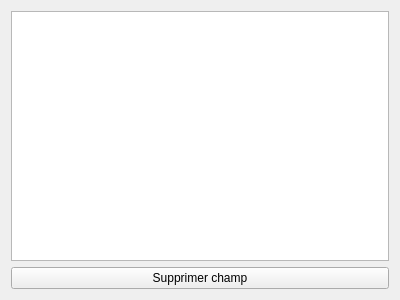
The window that vue/editercontact.ui (rom1504/rcontact) describes before a commit, drawn with Qt 5.
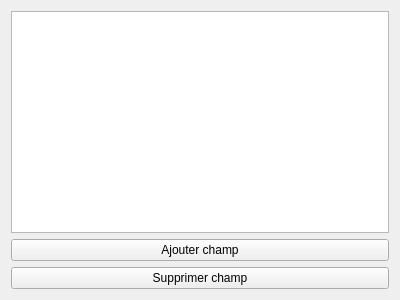
The same window after the commit.

Commit message: AjouterChamp ajouté mais il faut encore ajouter/changer des types de chan (par exemple les divers type d'enum et de structure)

```diff
--- a/vue/editercontact.ui
+++ b/vue/editercontact.ui
@@ -36,6 +36,13 @@
      </attribute>
     </widget>
    </item>
+   <item>
+    <widget class="QPushButton" name="pushButtonAjouterChamp">
+     <property name="text">
+      <string>Ajouter champ</string>
+     </property>
+    </widget>
+   </item>
    <item>
     <widget class="QPushButton" name="pushButtonSupprimerChamp">
      <property name="text">
```
The commit also changes 12 other files.
